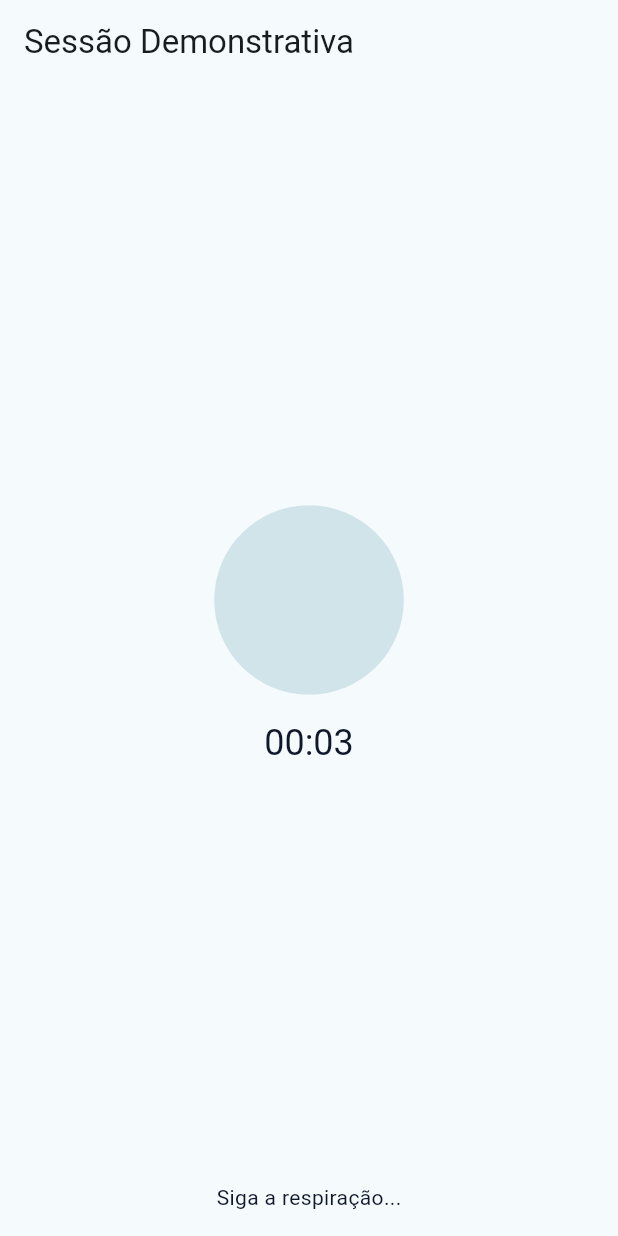
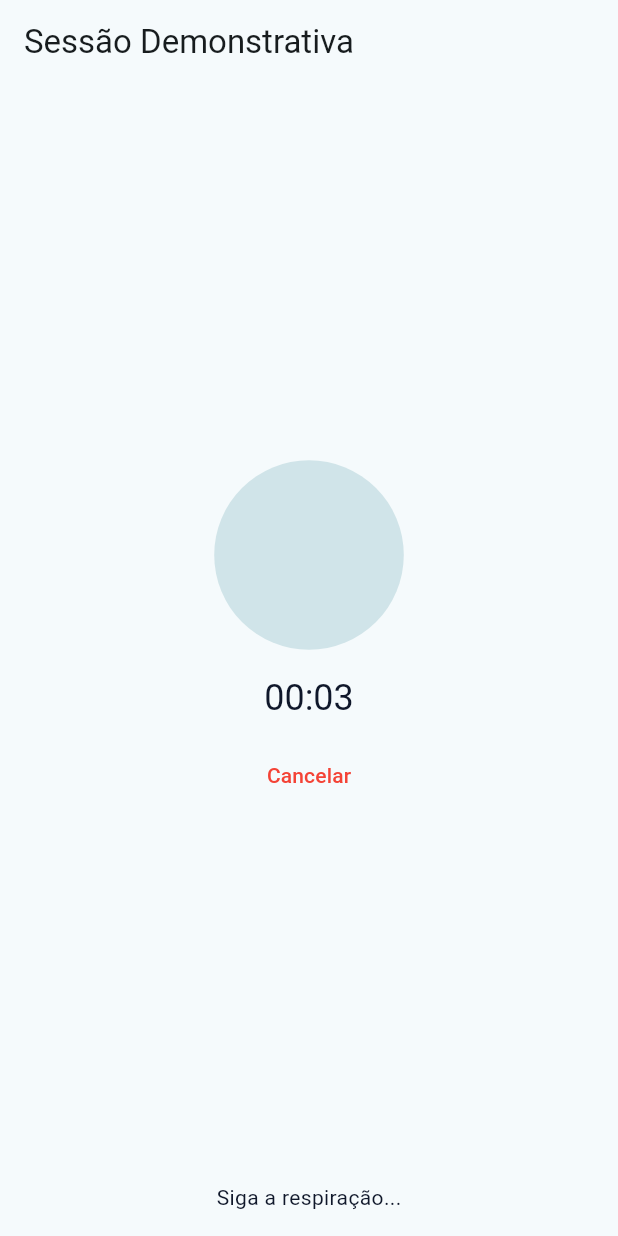
Before and after one commit to vitorthome-crypto/appZenBreak, a Flutter app: the screen it shows after launch, on a phone screen of 412 x 824 dp. Run offline on Flutter 3.47's test engine with Material 3 defaults, Android fonts, the phone set to English and light mode, and no system bars; our stand-ins replace flutter_markdown, shared_preferences.

Commit message:
feat: add cancel button to breathing session and wire onCancel to HomePage

```diff
--- a/lib/widgets/breathing_session.dart
+++ b/lib/widgets/breathing_session.dart
@@ -3,8 +3,9 @@ import 'package:flutter/material.dart';
 class BreathingSession extends StatefulWidget {
   final int durationSeconds;
   final VoidCallback? onFinished;
+  final VoidCallback? onCancel;
 
-  const BreathingSession({super.key, this.durationSeconds = 120, this.onFinished});
+  const BreathingSession({super.key, this.durationSeconds = 120, this.onFinished, this.onCancel});
 
   @override
   State<BreathingSession> createState() => _BreathingSessionState();
@@ -56,7 +57,21 @@ class _BreathingSessionState extends State<BreathingSession> with SingleTickerPr
                 final minutes = (remaining ~/ 60).clamp(0, 60);
                 final seconds = (remaining % 60).clamp(0, 59);
                 final timeStr = '${minutes.toString().padLeft(2, '0')}:${seconds.toString().padLeft(2, '0')}';
-                return Text(timeStr, style: Theme.of(context).textTheme.headlineSmall);
+                return Column(
+                  children: [
+                    Text(timeStr, style: Theme.of(context).textTheme.headlineSmall),
+                    const SizedBox(height: 12),
+                    // Mostrar botão de cancelar enquanto a sessão estiver rodando
+                    if (_ctrl.isAnimating)
+                      TextButton(
+                        onPressed: () {
+                          _ctrl.stop();
+                          widget.onCancel?.call();
+                        },
+                        child: const Text('Cancelar', style: TextStyle(color: Colors.red)),
+                      ),
+                  ],
+                );
               }),
             ],
           ),
```
Also changed, not shown: lib/pages/home_page.dart (+7 -2 lines).
